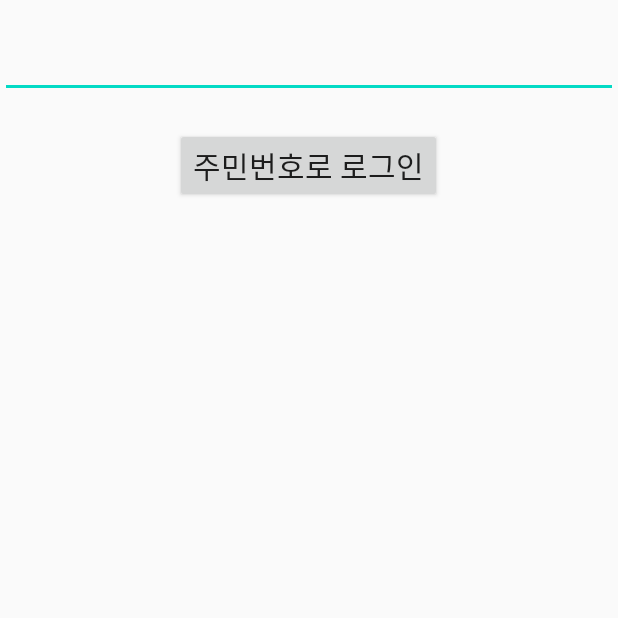
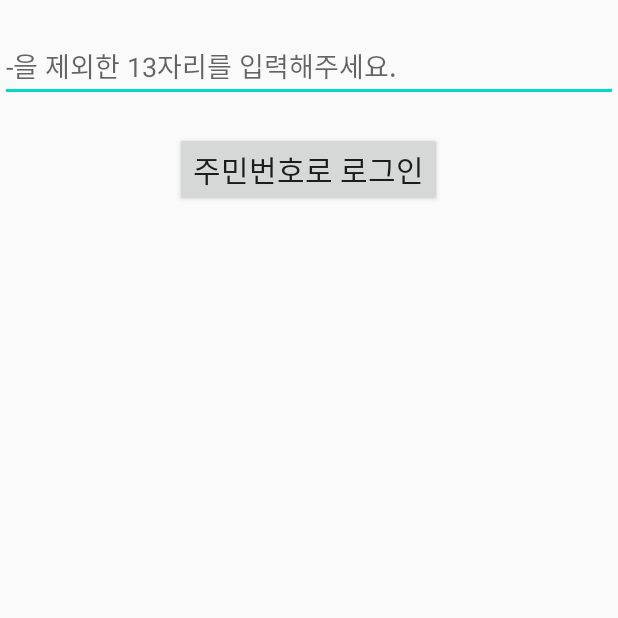
Before and after one commit to Medipush/Medipush, an Android app: the screen it shows after launch (MainActivity), on a phone screen of 412 x 824 dp, the top half of it. Run offline under Robolectric (Android 15) with nearby library versions, the phone set to English and light mode, and no system bars.

Commit message:
add the hint code in input layout

```diff
--- a/app/src/main/res/layout/activity_main.xml
+++ b/app/src/main/res/layout/activity_main.xml
@@ -8,6 +8,7 @@
               android:orientation="vertical">
 
     <EditText
+            android:hint="-을 제외한 13자리를 입력해주세요."
             android:layout_marginTop="20dp"
             android:id="@+id/et_inputSSN"
             android:layout_width="match_parent"
```
Lines whose indentation alone changed are shown as unchanged.
